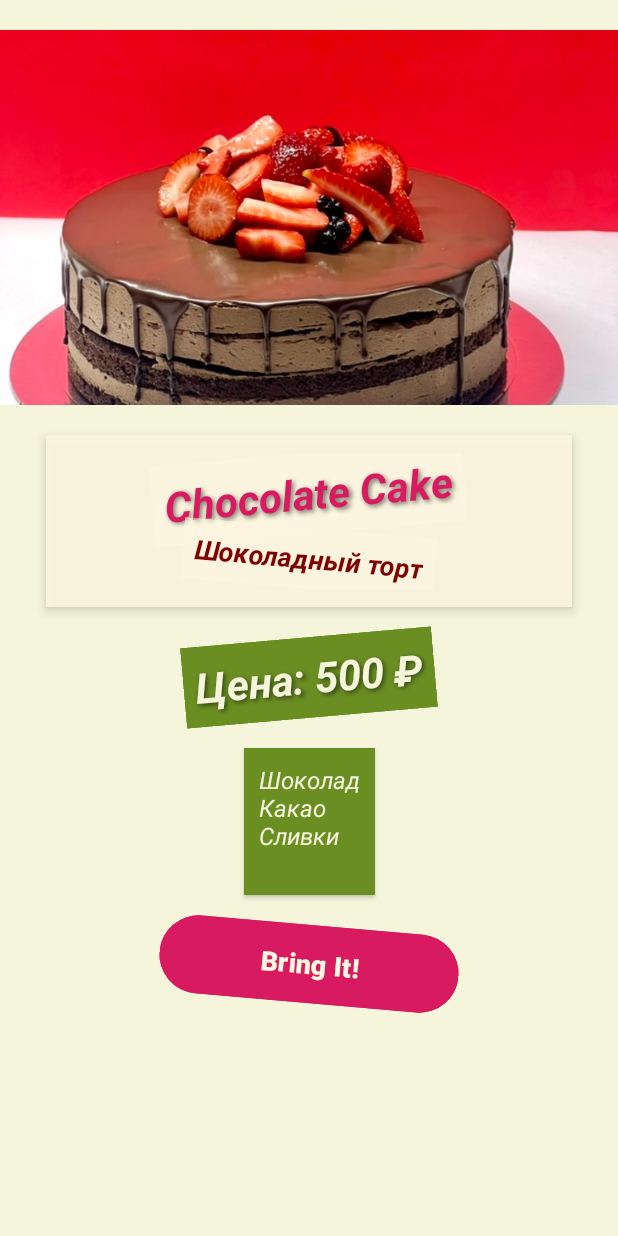
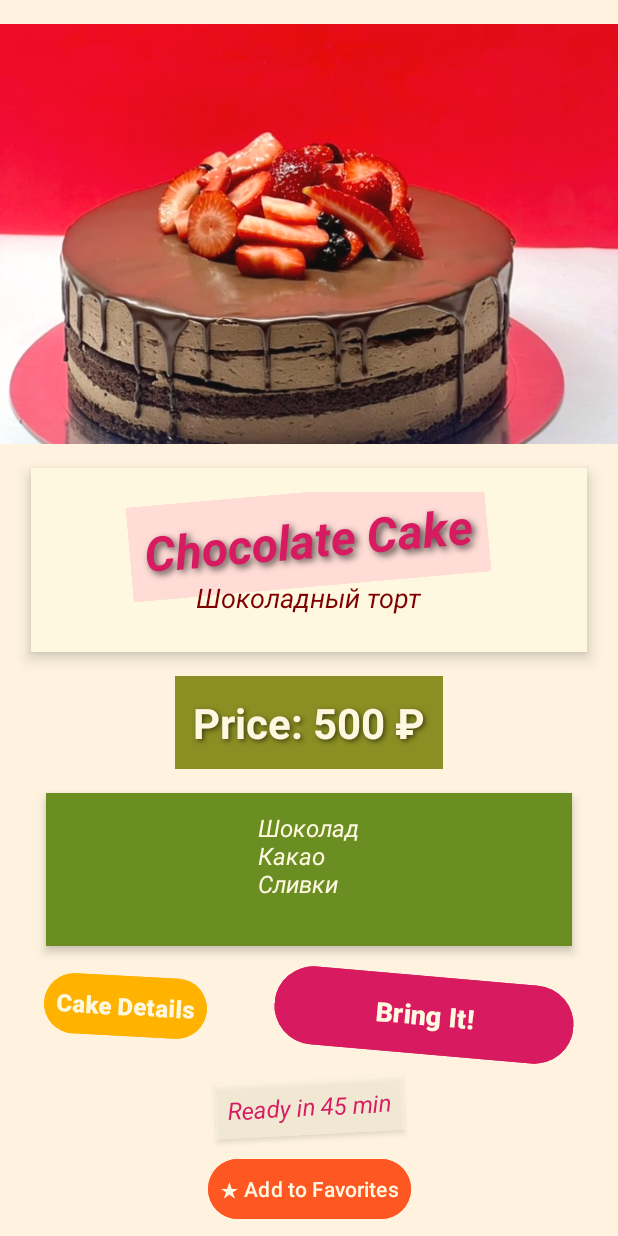
Before and after one commit to Griart135/CakesProject, an Android app: the screen it shows after launch (CakeDetalsActivity), after a tap on "Chocolate Cake", on a phone screen of 412 x 824 dp. Run offline under Robolectric (Android 15) with nearby library versions, the phone set to English and light mode, and no system bars; our stand-ins replace Firebase (no records; nobody signed in at launch, a user with empty details on screens opened directly).

Commit message:
cake info frag

```diff
--- a/app/build.gradle
+++ b/app/build.gradle
@@ -37,6 +37,8 @@ dependencies {
     implementation libs.activity
     implementation libs.constraintlayout
     implementation libs.recyclerview
+    implementation 'androidx.appcompat:appcompat:1.6.1'
+    implementation 'androidx.fragment:fragment:1.6.2'
     implementation "androidx.viewpager2:viewpager2:1.0.0"
     implementation libs.firebase.firestore
 //    implementation 'com.google.firebase:firebase-auth:22.3.1'
--- a/app/src/main/AndroidManifest.xml
+++ b/app/src/main/AndroidManifest.xml
@@ -33,5 +33,4 @@
         <activity android:name=".FavoritesActivity"/>
         <activity android:name=".CartActivity"/>
     </application>
-
 </manifest>
--- a/app/src/main/java/com/example/afinal/CakeDetalsActivity.java
+++ b/app/src/main/java/com/example/afinal/CakeDetalsActivity.java
@@ -3,14 +3,27 @@ package com.example.afinal;
 import android.content.Intent;
 import android.os.Bundle;
 import android.util.Log;
+import android.view.View;
 import android.widget.Button;
 import android.widget.ImageView;
 import android.widget.TextView;
 import androidx.appcompat.app.AppCompatActivity;
+import androidx.core.content.ContextCompat;
 
 import java.util.Arrays;
 
 public class CakeDetalsActivity extends AppCompatActivity {
+
+    private ImageView cakeImage;
+    private TextView cakeNameText;
+    private TextView cakeDescriptionText;
+    private TextView cakePrice;
+    private TextView ingredientsText;
+    private TextView deliveryTime;
+    private Button btnOrder;
+    private Button btnCakeInfo;
+    private Button btnAddToFavorites;
+    private boolean isFavorite = false;
 
     @Override
     protected void onCreate(Bundle savedInstanceState) {
@@ -35,25 +48,55 @@ public class CakeDetalsActivity extends AppCompatActivity {
             return;
         }
 
-        ImageView cakeImage = findViewById(R.id.cakeImage);
-        TextView cakeNameText = findViewById(R.id.cakeName);
-        TextView cakeDescriptionText = findViewById(R.id.cakeDescription);
-        TextView cakePrice = findViewById(R.id.cakePrice);
-        TextView ingredientsText = findViewById(R.id.ingredientsText);
-        Button orderButton = findViewById(R.id.btn_order);
+        cakeImage = findViewById(R.id.cakeImage);
+        cakeNameText = findViewById(R.id.cakeName);
+        cakeDescriptionText = findViewById(R.id.cakeDescription);
+        cakePrice = findViewById(R.id.cakePrice);
+        ingredientsText = findViewById(R.id.ingredientsText);
+        deliveryTime = findViewById(R.id.deliveryTime);
+        btnOrder = findViewById(R.id.btn_order);
+        btnCakeInfo = findViewById(R.id.btn_cake_info);
+        btnAddToFavorites = findViewById(R.id.btn_add_to_favorites);
 
-        orderButton.setOnClickListener(v -> {
-            Intent intent = new Intent(CakeDetalsActivity.this, OrderActivity.class);
-            intent.putExtra("ImageResId", imageResId);
-            intent.putExtra("cake_name", cakeName);
-            startActivity(intent);
+        setupCakeData(imageResId, cakeName, cakeDescription, price, ingredients);
+
+        btnOrder.setOnClickListener(new View.OnClickListener() {
+            @Override
+            public void onClick(View v) {
+                Intent intent = new Intent(CakeDetalsActivity.this, OrderActivity.class);
+                intent.putExtra("ImageResId", imageResId);
+                intent.putExtra("cake_name", cakeName);
+                startActivity(intent);
+                deliveryTime.setText("Order placed! Ready in 45 min");
+            }
         });
 
+        btnCakeInfo.setOnClickListener(new View.OnClickListener() {
+            @Override
+            public void onClick(View v) {
+                Log.d("CakeDetalsActivity", "Cake Info button clicked");
+                CakeInfoDialogFragment dialog = new CakeInfoDialogFragment();
+                Bundle args = new Bundle();
+                args.putString("cakeName", cakeName);
+                args.putStringArray("ingredients", ingredients);
+                dialog.setArguments(args);
+                dialog.show(getSupportFragmentManager(), "CakeInfoDialog");
+            }
+        });
 
+        btnAddToFavorites.setOnClickListener(new View.OnClickListener() {
+            @Override
+            public void onClick(View v) {
+                toggleFavorite();
+            }
+        });
+    }
+
+    private void setupCakeData(int imageResId, String cakeName, String cakeDescription, int price, String[] ingredients) {
         cakeImage.setImageResource(imageResId);
         cakeNameText.setText(cakeName);
         cakeDescriptionText.setText(cakeDescription);
-        cakePrice.setText(String.format("Цена: %d ₽", price));
+        cakePrice.setText(String.format("Price: %d ₽", price));
 
         StringBuilder ingredientsList = new StringBuilder();
         if (ingredients != null && ingredients.length > 0) {
@@ -64,5 +107,18 @@ public class CakeDetalsActivity extends AppCompatActivity {
             ingredientsList.append("Ингредиенты не указаны.");
         }
         ingredientsText.setText(ingredientsList.toString());
+
+        deliveryTime.setText("Ready in 45 min");
+    }
+
+    private void toggleFavorite() {
+        isFavorite = !isFavorite;
+        if (isFavorite) {
+            btnAddToFavorites.setText("★ Favorited");
+            btnAddToFavorites.setBackgroundTintList(ContextCompat.getColorStateList(this, R.color.black));
+        } else {
+            btnAddToFavorites.setText("★ Add to Favorites");
+            btnAddToFavorites.setBackgroundTintList(ContextCompat.getColorStateList(this, R.color.black));
+        }
     }
 }
--- a/app/src/main/res/layout/activity_cake_details.xml
+++ b/app/src/main/res/layout/activity_cake_details.xml
@@ -1,64 +1,64 @@
 <?xml version="1.0" encoding="utf-8"?>
 <androidx.constraintlayout.widget.ConstraintLayout xmlns:android="http://schemas.android.com/apk/res/android"
+    xmlns:app="http://schemas.android.com/apk/res-auto"
     android:layout_width="match_parent"
     android:layout_height="match_parent"
-    android:background="#F5F5DC"
-    xmlns:app="http://schemas.android.com/apk/res-auto">
+    android:background="#FFF3E0">
 
     <ImageView
         android:id="@+id/cakeImage"
         android:layout_width="0dp"
-        android:layout_height="250dp"
+        android:layout_height="280dp"
         app:layout_constraintTop_toTopOf="parent"
         app:layout_constraintStart_toStartOf="parent"
         app:layout_constraintEnd_toEndOf="parent"
-        android:layout_marginTop="20dp"
-        android:scaleType="centerCrop"/>
+        android:layout_marginTop="16dp"
+        android:scaleType="centerCrop"
+        android:alpha="0.95"
+        android:background="#20D81B60"/>
 
     <FrameLayout
         android:id="@+id/nameDescFrame"
         android:layout_width="0dp"
         android:layout_height="wrap_content"
-        android:background="#E0FFF8E1"
-        android:padding="12dp"
-        android:elevation="4dp"
-        app:layout_constraintWidth_percent="0.85"
+        android:background="#FFF8E1"
+        android:padding="16dp"
+        android:elevation="6dp"
+        app:layout_constraintWidth_percent="0.9"
         app:layout_constraintTop_toBottomOf="@id/cakeImage"
         app:layout_constraintStart_toStartOf="parent"
         app:layout_constraintEnd_toEndOf="parent"
-        android:layout_marginTop="20dp">
+        android:layout_marginTop="16dp">
 
         <TextView
             android:id="@+id/cakeName"
             android:layout_width="wrap_content"
             android:layout_height="wrap_content"
             android:text="Cake Name"
-            android:textSize="28sp"
+            android:textSize="32sp"
             android:textStyle="bold|italic"
             android:textColor="#D81B60"
-            android:shadowColor="#88000000"
-            android:shadowDx="2"
-            android:shadowDy="2"
-            android:shadowRadius="4"
+            android:shadowColor="#AA000000"
+            android:shadowDx="3"
+            android:shadowDy="3"
+            android:shadowRadius="6"
             android:rotation="-5"
-            android:padding="8dp"
-            android:background="#80FFF8E1"
+            android:padding="10dp"
+            android:background="#80FFC1CC"
             android:layout_gravity="center_horizontal"/>
 
         <TextView
             android:id="@+id/cakeDescription"
             android:layout_width="wrap_content"
             android:layout_height="wrap_content"
-            android:text="Description"
+            android:text="A luscious treat with creamy layers"
             android:textSize="18sp"
-            android:textStyle="bold|italic"
+            android:textStyle="italic"
             android:textColor="#800000"
             android:shadowDx="2"
             android:shadowDy="2"
-            android:shadowRadius="2"
-            android:rotation="5"
+            android:shadowRadius="3"
             android:padding="8dp"
-            android:background="#80FFF8E1"
             android:layout_gravity="center_horizontal"
             android:layout_marginTop="50dp"/>
 
@@ -68,47 +68,67 @@
         android:id="@+id/cakePrice"
         android:layout_width="wrap_content"
         android:layout_height="wrap_content"
-        android:text="Цена: 500 ₽"
+        android:text="Price: 500 ₽"
         android:textSize="28sp"
-        android:textStyle="bold|italic"
-        android:textColor="#F5F5DC"
+        android:textStyle="bold"
+        android:textColor="#FFF8E1"
         android:shadowColor="#88000000"
         android:shadowDx="2"
         android:shadowDy="2"
         android:shadowRadius="4"
-        android:rotation="-5"
-        android:padding="8dp"
-        android:background="#6B8E23"
-        android:layout_marginTop="20dp"
+        android:padding="12dp"
+        android:background="#8B8E23"
+        android:layout_marginTop="16dp"
         app:layout_constraintTop_toBottomOf="@id/nameDescFrame"
         app:layout_constraintStart_toStartOf="parent"
         app:layout_constraintEnd_toEndOf="parent"/>
 
     <FrameLayout
         android:id="@+id/ingredientsFrame"
-        android:layout_width="wrap_content"
+        android:layout_width="0dp"
         android:layout_height="wrap_content"
         android:background="#6B8E23"
-        android:padding="10dp"
-        android:elevation="2dp"
+        android:padding="12dp"
+        android:elevation="4dp"
+        app:layout_constraintWidth_percent="0.85"
         app:layout_constraintTop_toBottomOf="@id/cakePrice"
         app:layout_constraintStart_toStartOf="parent"
         app:layout_constraintEnd_toEndOf="parent"
-        android:layout_marginTop="20dp">
+        android:layout_marginTop="16dp">
 
         <TextView
             android:id="@+id/ingredientsText"
             android:layout_width="wrap_content"
             android:layout_height="wrap_content"
-            android:text="Ingridients"
-            android:textColor="#F5F5DC"
+            android:text="Fresh Berries, Velvet Cream, Chocolate Drizzle"
+            android:textColor="#FFF8E1"
             android:textStyle="italic"
             android:textSize="16sp"
             android:shadowDx="2"
             android:shadowDy="2"
+            android:shadowRadius="2"
             android:layout_gravity="center"/>
 
     </FrameLayout>
+
+    <Button
+        android:id="@+id/btn_cake_info"
+        android:layout_width="wrap_content"
+        android:layout_height="48dp"
+        android:text="Cake Details"
+        android:backgroundTint="#FFB300"
+        android:textColor="#FFF8E1"
+        android:textSize="16sp"
+        android:textStyle="bold"
+        android:padding="8dp"
+        android:rotation="3"
+        android:elevation="6dp"
+        app:cornerRadius="24dp"
+        android:layout_marginTop="16dp"
+        app:layout_constraintTop_toBottomOf="@id/ingredientsFrame"
+        app:layout_constraintStart_toStartOf="parent"
+        app:layout_constraintEnd_toStartOf="@id/btn_order"
+        android:layout_marginEnd="8dp"/>
 
     <Button
         android:id="@+id/btn_order"
@@ -124,8 +144,42 @@
         android:elevation="8dp"
         app:cornerRadius="30dp"
         app:layout_constraintTop_toBottomOf="@id/ingredientsFrame"
+        app:layout_constraintStart_toEndOf="@id/btn_cake_info"
+        app:layout_constraintEnd_toEndOf="parent"
+        android:layout_marginTop="16dp"
+        android:layout_marginStart="8dp"/>
+
+    <TextView
+        android:id="@+id/deliveryTime"
+        android:layout_width="wrap_content"
+        android:layout_height="wrap_content"
+        android:text="Ready in 45 min"
+        android:textSize="16sp"
+        android:textStyle="italic"
+        android:textColor="#D81B60"
+        android:background="#80FFF8E1"
+        android:padding="8dp"
+        android:rotation="-3"
+        android:elevation="2dp"
+        app:layout_constraintTop_toBottomOf="@id/btn_order"
         app:layout_constraintStart_toStartOf="parent"
         app:layout_constraintEnd_toEndOf="parent"
-        android:layout_marginTop="16dp"/>
+        android:layout_marginTop="12dp"/>
+
+    <Button
+        android:id="@+id/btn_add_to_favorites"
+        android:layout_width="wrap_content"
+        android:layout_height="wrap_content"
+        android:text="★ Add to Favorites"
+        android:backgroundTint="#FF5722"
+        android:textColor="#FFF8E1"
+        android:textSize="14sp"
+        android:padding="8dp"
+        android:elevation="4dp"
+        app:cornerRadius="20dp"
+        app:layout_constraintTop_toBottomOf="@id/deliveryTime"
+        app:layout_constraintStart_toStartOf="parent"
+        app:layout_constraintEnd_toEndOf="parent"
+        android:layout_marginTop="12dp"/>
 
 </androidx.constraintlayout.widget.ConstraintLayout>
```
Also changed, not shown: app/src/main/java/com/example/afinal/CakeInfoDialogFragment.java (added, +55 -0 lines), app/src/main/java/com/example/afinal/CustomActivity.java (+8 -8 lines), app/src/main/res/layout/activity_piece.xml (+23 -12 lines), app/src/main/res/layout/dialog_cake_info.xml (added, +30 -0 lines).
